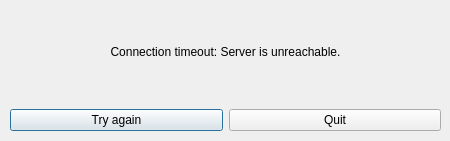
The window that client/ServerUnreachable.ui (anphetamina/CoText) describes before a commit, drawn with Qt 5.
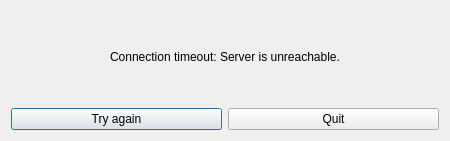
The same window after the commit.

The edit to the form file:
```diff
--- a/client/ServerUnreachable.ui
+++ b/client/ServerUnreachable.ui
@@ -31,15 +31,8 @@
   <property name="windowTitle">
    <string>Dialog</string>
   </property>
-  <widget class="QWidget" name="verticalLayoutWidget">
-   <property name="geometry">
-    <rect>
-     <x>10</x>
-     <y>0</y>
-     <width>431</width>
-     <height>131</height>
-    </rect>
-   </property>
+  <layout class="QGridLayout" name="gridLayout">
+   <item row="0" column="0">
    <layout class="QVBoxLayout" name="verticalLayout">
     <item>
      <widget class="QLabel" name="label">
@@ -70,7 +63,8 @@
      </layout>
     </item>
    </layout>
-  </widget>
+   </item>
+  </layout>
  </widget>
  <resources/>
  <connections/>
```
Lines whose indentation alone changed are shown as unchanged.
